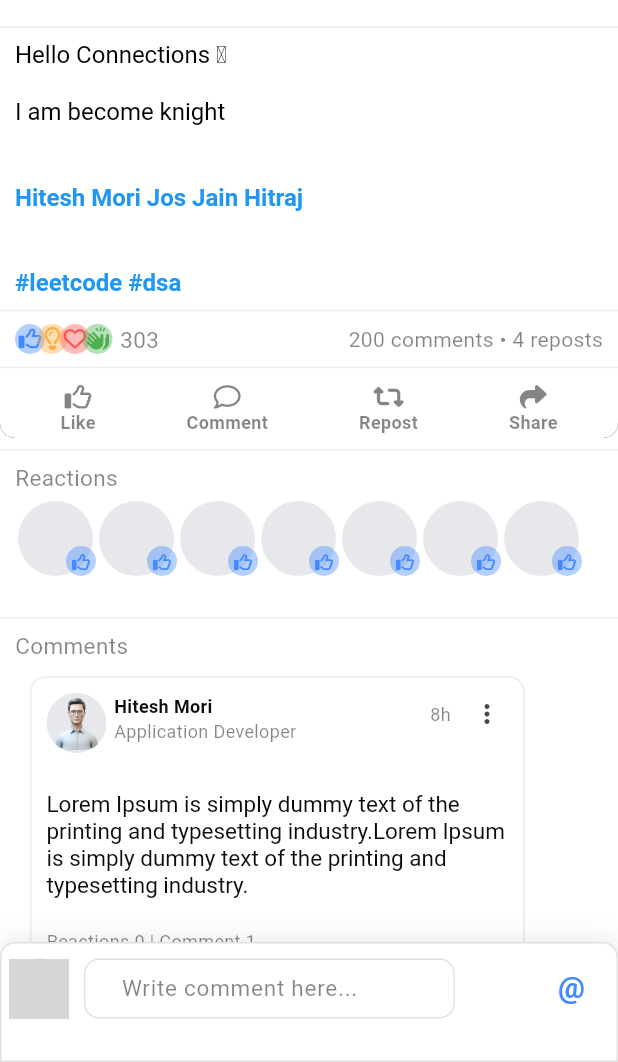
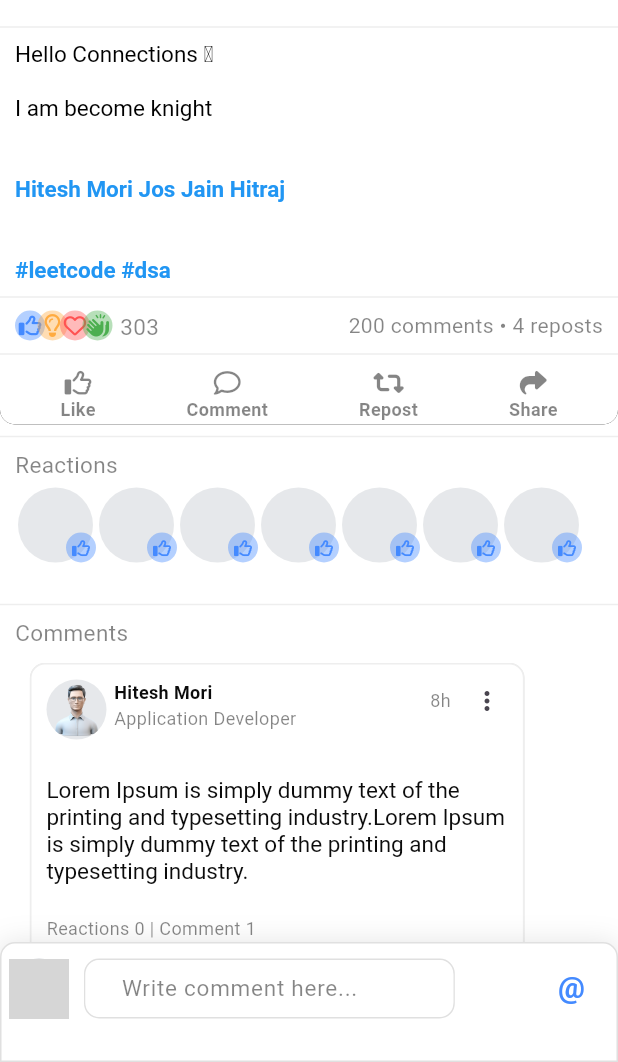
Before and after one commit to Hitesh123mori/Connect-with, a Flutter app: the PostScreen screen opened directly, after a tap on an icon or button, on a phone screen of 412 x 824 dp, the part 174-1236 px from its top. Run offline on Flutter 3.47's test engine with Material 3 defaults, Android fonts, the phone set to English and light mode, and no system bars; our stand-ins replace carousel_slider, cherry_toast, cloud_firestore, dotted_border, firebase_auth, firebase_core and 10 more; missing offline and left inert: flutter_mentions; accounts and stored records are empty; network calls fail; grey boxes are pictures that could not be loaded.

Commit message:
font size 14 --> 15

```diff
--- a/lib/utils/helper_functions/helper_functions.dart
+++ b/lib/utils/helper_functions/helper_functions.dart
@@ -161,7 +161,7 @@ class HelperFunctions{
         spans.add(
           TextSpan(
             text: "${match[2]}",
-            style: TextStyle(color: Colors.blue, fontWeight: FontWeight.bold),
+            style: TextStyle(color: Colors.blue, fontWeight: FontWeight.bold,fontSize: 15),
             recognizer: TapGestureRecognizer()
               ..onTap = ()async{
                 print("Mention ID: ${match[1]}") ;
@@ -176,13 +176,13 @@ class HelperFunctions{
           spans.add(
             TextSpan(
               text: "#",
-              style: TextStyle(color: Colors.blue, fontWeight: FontWeight.bold), // Color only #
+              style: TextStyle(color: Colors.blue, fontWeight: FontWeight.bold,fontSize: 15), // Color only #
             ),
           );
           spans.add(
             TextSpan(
               text: match[3],
-              style: TextStyle(color: Colors.blue, fontWeight: FontWeight.bold),
+              style: TextStyle(color: Colors.blue, fontWeight: FontWeight.bold,fontSize: 15),
               recognizer: TapGestureRecognizer()
                 ..onTap = onHashOpen
                     ? () async {
@@ -197,13 +197,13 @@ class HelperFunctions{
           spans.add(
             TextSpan(
               text: "#",
-              style: TextStyle(color: Colors.blue, fontWeight: FontWeight.bold), // Color only #
+              style: TextStyle(color: Colors.blue, fontWeight: FontWeight.bold,fontSize: 15), // Color only #
             ),
           );
           spans.add(
             TextSpan(
               text: match[2],
-              style: TextStyle(color: Colors.blue, fontWeight: FontWeight.bold),
+              style: TextStyle(color: Colors.blue, fontWeight: FontWeight.bold,fontSize: 15),
               recognizer: TapGestureRecognizer()
                 ..onTap = onHashOpen
                     ? () async {
@@ -226,7 +226,7 @@ class HelperFunctions{
         spans.add(
           TextSpan(
             text: match[0],
-            style: TextStyle(color: Colors.blue, decoration: TextDecoration.underline,fontWeight: FontWeight.bold),
+            style: TextStyle(color: Colors.blue,fontSize: 15,decoration: TextDecoration.underline,fontWeight: FontWeight.bold),
             recognizer: TapGestureRecognizer()
               ..onTap = () async {
                 await launchUrl(Uri.parse(url));
@@ -243,7 +243,7 @@ class HelperFunctions{
 
     return RichText(
       text: TextSpan(
-        style: TextStyle(color: Colors.black, fontSize: 16),
+        style: TextStyle(color: Colors.black, fontSize: 15),
         children: spans,
       ),
     );
```
